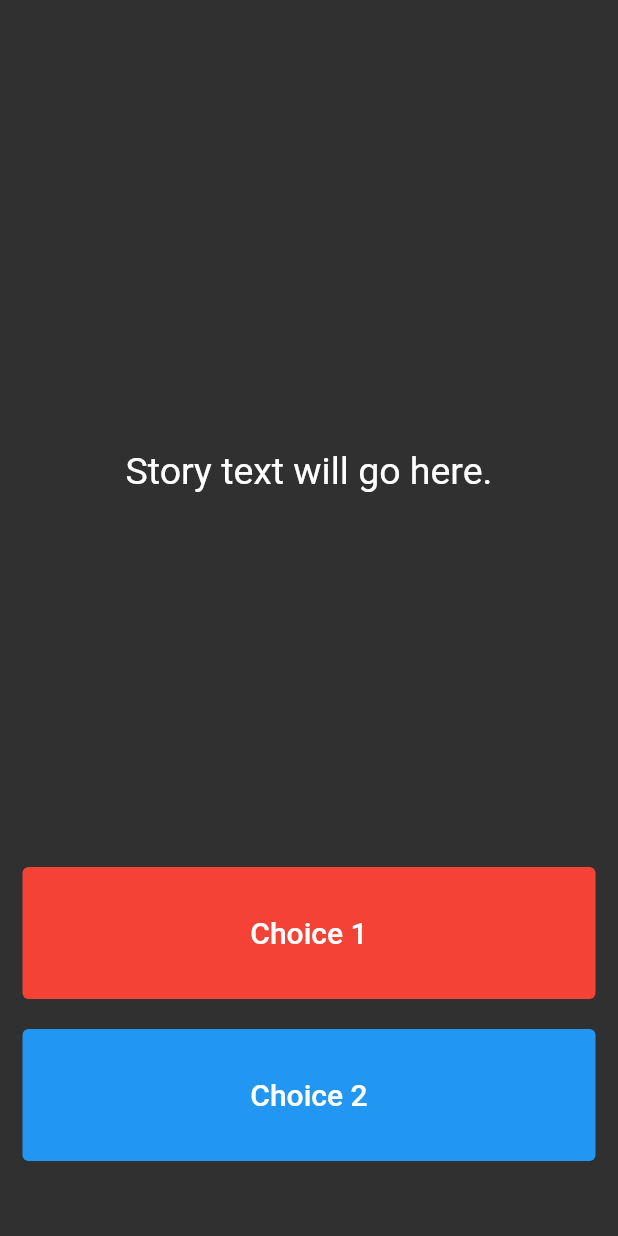
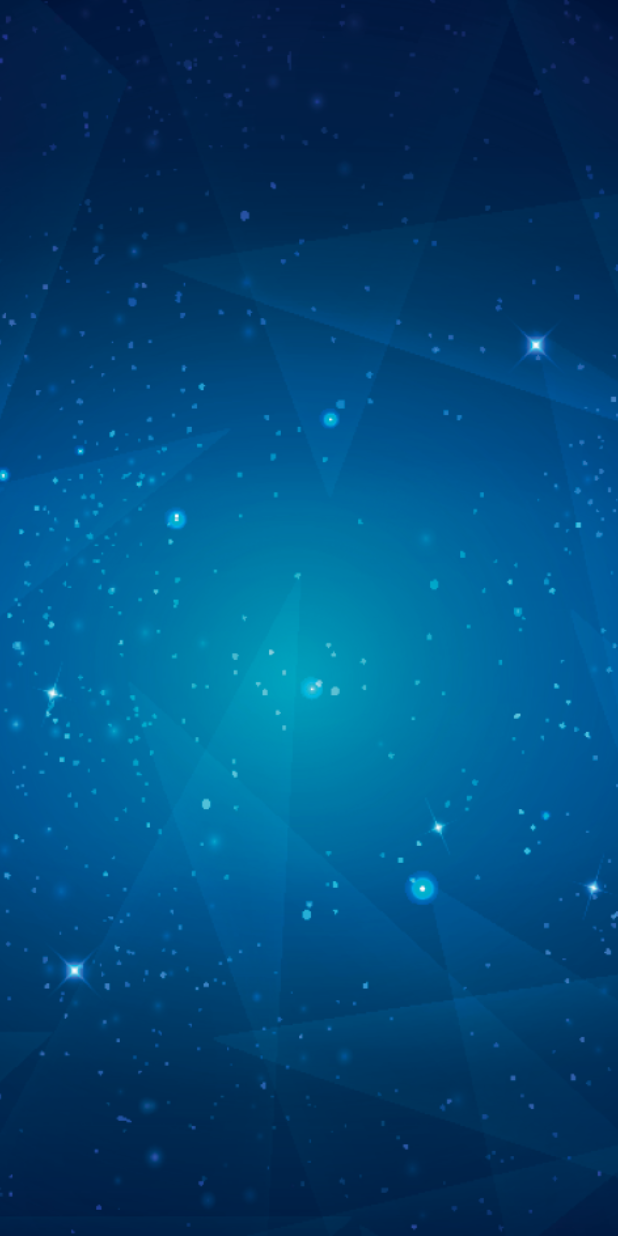
Before and after one commit to HeratUni-CS/destini-farhadmohammadi190, a Flutter app: the screen it shows after launch, on a phone screen of 412 x 824 dp. Run offline on Flutter 3.47's test engine with Material 2 defaults, Android fonts, the phone set to English and light mode, and no system bars.

Commit message:
first commit

```diff
--- a/lib/main.dart
+++ b/lib/main.dart
@@ -1,7 +1,5 @@
 import 'package:flutter/material.dart';
-
-//TODO: Step 15 - Run the app and see if you can see the screen update with the first story. Delete this TODO if it looks as you expected.
-
+import 'story_brain.dart';
 void main() => runApp(Destini());
 
 class Destini extends StatelessWidget {
@@ -9,12 +7,9 @@ class Destini extends StatelessWidget {
    return MaterialApp(
    theme: ThemeData.dark(),
   home: StoryPage(),
-    );
-  }
-}
+    );  }}
 
-//TODO: Step 9 - Create a new storyBrain object from the StoryBrain class.
-
+StoryBrain storyBrain = StoryBrain();
 class StoryPage extends StatefulWidget {
   _StoryPageState createState() => _StoryPageState();
 }
@@ -24,73 +19,11 @@ class _StoryPageState extends State<StoryPage> {
 Widget build(BuildContext context) {
 return Scaffold(
  body: Container(
-        //TODO: Step 1 - Add background.png to this Container as a background image.
-        padding: EdgeInsets.symmetric(vertical: 50.0, horizontal: 15.0),
-        constraints: BoxConstraints.expand(),
-        child: SafeArea(
-          child: Column(
-            crossAxisAlignment: CrossAxisAlignment.stretch,
-            children: <Widget>[
-              Expanded(
-                flex: 12,
-                child: Center(
-                  child: Text(
-                    //TODO: Step 10 - use the storyBrain to get the first story title and display it in this Text Widget.
-                    'Story text will go here.',
-                    style: TextStyle(
-                      fontSize: 25.0,
-                    ),
-                  ),
-                ),
-              ),
-              Expanded(
-                flex: 2,
-                child: TextButton(
-                  onPressed: () {
-                    //Choice 1 made by user.
-                    //TODO: Step 18 - Call the nextStory() method from storyBrain and pass the number 1 as the choice made by the user.
-                  },
-                  style: TextButton.styleFrom(backgroundColor: Colors.red),
-                  child: Text(
-                    //TODO: Step 13 - Use the storyBrain to get the text for choice 1.
-                    'Choice 1',
-                    style: TextStyle(
-                      fontSize: 20.0,
-                      color: Colors.white,
-                    ),
-                  ),
-                ),
-              ),
-              SizedBox(
-                height: 20.0,
-              ),
-              Expanded(
-                flex: 2,
-                //TODO: Step 26 - Use a Flutter Visibility Widget to wrap this TextButton.
-                //TODO: Step 28 - Set the "visible" property of the Visibility Widget to equal the output from the buttonShouldBeVisible() method in the storyBrain.
-                child: TextButton(
-                  onPressed: () {
-                    //Choice 2 made by user.
-                    //TODO: Step 19 - Call the nextStory() method from storyBrain and pass the number 2 as the choice made by the user.
-                  },
-                  style: TextButton.styleFrom(backgroundColor: Colors.blue),
-                  child: Text(
-                    //TODO: Step 14 - Use the storyBrain to get the text for choice 2.
-                    'Choice 2',
-                    style: TextStyle(
-                      fontSize: 20.0,
-                      color: Colors.white,
-                    ),
-                  ),
-                ),
-              ),
-            ],
-          ),
-        ),
+ decoration: BoxDecoration(
+ image: DecorationImage(
+ image: AssetImage('images/background.png'),
+  fit: BoxFit.cover,
+   ), ),
   ),
    );
-  }
-}
-//TODO: Step 24 - Run the app and try to figure out what code you need to add to this file to make the story change when you press on the choice buttons.
-
-//TODO: Step 29 - Run the app and test it against the Story Outline to make sure you've completed all the steps.
+  }}
```
Lines whose indentation alone changed are shown as unchanged.
